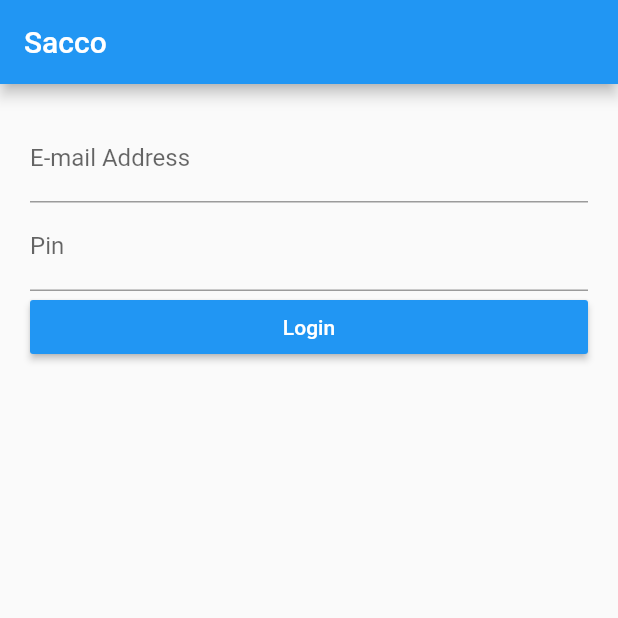
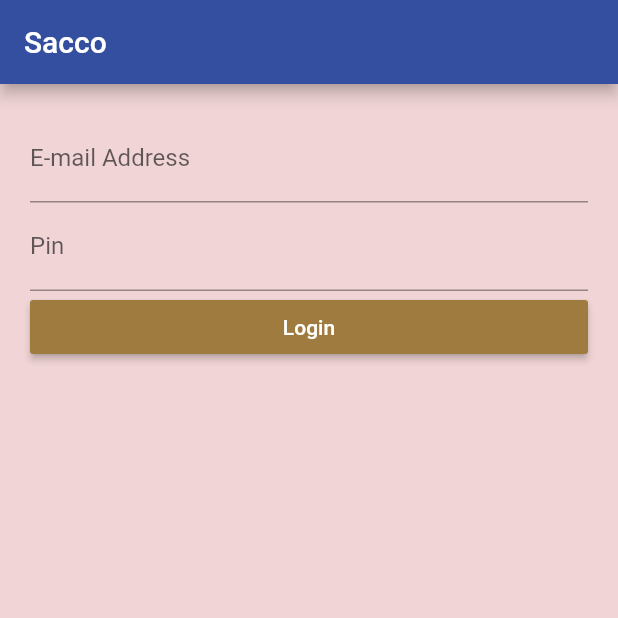
Before and after one commit to MillerAdulu/sacco-app, a Flutter app: the screen it shows after launch, on a phone screen of 412 x 824 dp, the top half of it. Run offline on Flutter 3.47's test engine with Material 2 defaults, Android fonts, the phone set to English and light mode, and no system bars; our stand-ins replace built_collection, built_value, shared_preferences, stream_channel, transparent_image; missing offline and left inert: validate; generated files the repository leaves out were written again.

Commit message:
Apply a theme to the application widgets

```diff
--- a/lib/auth/login.dart
+++ b/lib/auth/login.dart
@@ -28,6 +28,7 @@ class LoginFormState extends State<Login> {
     return Form(
         key: _loginFormKey,
         child: Container(
+          color: Theme.of(context).backgroundColor,
             padding: EdgeInsets.all(20.0),
             child: ListView(children: <Widget>[
               TextFormField(
@@ -51,7 +52,7 @@ class LoginFormState extends State<Login> {
                   width: screenSize.width,
                   child: RaisedButton(
                     onPressed: this._login,
-                    color: Colors.blue,
+                    color: Theme.of(context).buttonColor,
                     child: Text(
                       'Login',
                       style: TextStyle(color: Colors.white),
--- a/lib/main.dart
+++ b/lib/main.dart
@@ -11,6 +11,7 @@ class MyApp extends StatelessWidget {
     return MaterialApp(
       title: 'Sacco',
       home: Scaffold(
+        backgroundColor: Theme.of(context).backgroundColor,
         appBar: AppBar(
           title: Text('Sacco')
         ),
@@ -19,6 +20,12 @@ class MyApp extends StatelessWidget {
           )
       ),
       routes: routes,
+      theme: ThemeData(
+        primaryColor: Color.fromRGBO(52, 79, 159, 1),
+        accentColor: Color.fromRGBO(62, 63, 67, 1),
+        backgroundColor: Color.fromRGBO(241, 213, 214, 1),
+        buttonColor: Color.fromRGBO(160, 123, 63, 1)
+      ),
     );
   }
 }
--- a/lib/partials/drawer.dart
+++ b/lib/partials/drawer.dart
@@ -78,7 +78,7 @@ class _SaccoDrawerState extends State<SaccoDrawer> {
         ListTile(
           title: Text('Log Out'),
           onTap: () {
-            logOut();
+            clearPrefs();
             Navigator.pushReplacementNamed(context, '/');
           },
           leading: const Icon(Icons.power_settings_new),
@@ -87,7 +87,7 @@ class _SaccoDrawerState extends State<SaccoDrawer> {
     ));
   }
 
-  void logOut() async {
+  void clearPrefs() async {
     prefs = await SharedPreferences.getInstance();
     prefs.clear();
   }
--- a/lib/screens/adddeposit.dart
+++ b/lib/screens/adddeposit.dart
@@ -20,6 +20,7 @@ class AddDepositScreen extends State<AddDeposit> {
   Widget build(BuildContext context) {
     final Size screenSize = MediaQuery.of(context).size;
     return Scaffold(
+      backgroundColor: Theme.of(context).backgroundColor,
         appBar: AppBar(
           title: Text('Add Deposit'),
         ),
@@ -27,6 +28,7 @@ class AddDepositScreen extends State<AddDeposit> {
         body: Form(
             key: _addDepositFormKey,
             child: Container(
+              color: Theme.of(context).backgroundColor,
                 padding: EdgeInsets.all(20.0),
                 child: ListView(children: <Widget>[
                   TextFormField(
@@ -40,8 +42,8 @@ class AddDepositScreen extends State<AddDeposit> {
                   Container(
                       width: screenSize.width,
                       child: RaisedButton(
+                        color: Theme.of(context).buttonColor,
                         onPressed: addMpesaDeposit,
-                        color: Colors.blue,
                         child: Text(
                           'Deposit With Mpesa',
                           style: TextStyle(color: Colors.white),
--- a/lib/screens/addresses.dart
+++ b/lib/screens/addresses.dart
@@ -14,6 +14,7 @@ class AddressesScreen extends State<Addresses> {
   @override
   Widget build(BuildContext context) {
     return Scaffold(
+      backgroundColor: Theme.of(context).backgroundColor,
       appBar: AppBar(
         title: Text('Addresses'),
       ),
--- a/lib/screens/dashboard.dart
+++ b/lib/screens/dashboard.dart
@@ -5,6 +5,7 @@ class Dashboard extends StatelessWidget {
   @override
   Widget build(BuildContext context) {
     return Scaffold(
+      backgroundColor: Theme.of(context).backgroundColor,
       appBar: AppBar(title: Text('Sacco')),
       drawer: SaccoDrawer(),
       body: Center(child: Text('Dashboard')),
--- a/lib/screens/deposits.dart
+++ b/lib/screens/deposits.dart
@@ -24,6 +24,7 @@ class DepositScreen extends State<Deposits> {
   @override
   Widget build(BuildContext context) {
     return Scaffold(
+      backgroundColor: Theme.of(context).backgroundColor,
       appBar: AppBar(
         title: Text('Deposits'),
       ),
--- a/lib/screens/loans.dart
+++ b/lib/screens/loans.dart
@@ -14,6 +14,7 @@ class LoanScreen extends State<Loans> {
   @override
   Widget build(BuildContext context) {
     return new Scaffold(
+      backgroundColor: Theme.of(context).backgroundColor,
       appBar: AppBar(
         title: Text('Loans'),
       ),
--- a/lib/screens/paymentdetails.dart
+++ b/lib/screens/paymentdetails.dart
@@ -14,6 +14,7 @@ class PaymentDetailScreen extends State<PaymentDetails> {
   @override
   Widget build(BuildContext context) {
     return Scaffold(
+      backgroundColor: Theme.of(context).backgroundColor,
       appBar: AppBar(
         title: Text('Payment Details'),
       ),
```
